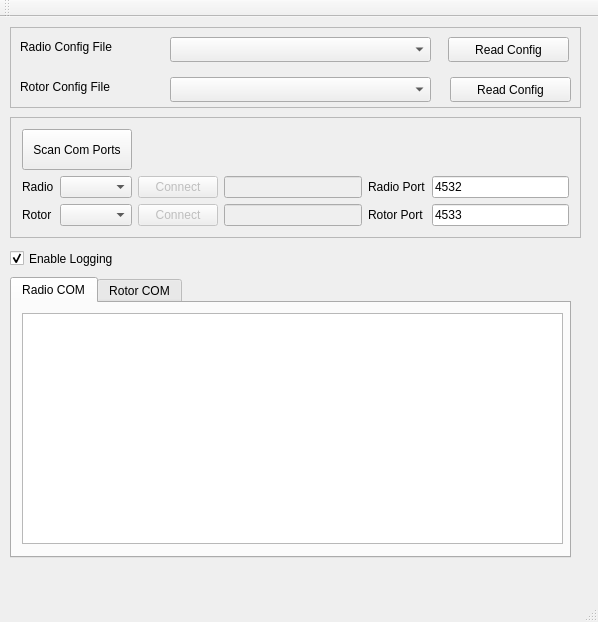
Above: mainwindow.ui from lisa50469/Gcontrols before the change. Below: the same form after it.
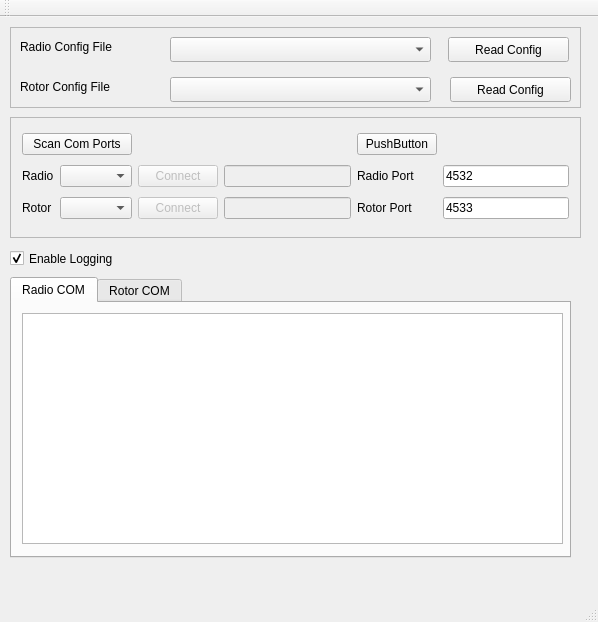
That is the form after the change.

The edit to the form file:
```diff
--- a/mainwindow.ui
+++ b/mainwindow.ui
@@ -186,6 +186,13 @@
        </property>
       </widget>
      </item>
+     <item row="0" column="3">
+      <widget class="QPushButton" name="pushButton">
+       <property name="text">
+        <string>PushButton</string>
+       </property>
+      </widget>
+     </item>
     </layout>
    </widget>
    <widget class="QTabWidget" name="tabs">
```
